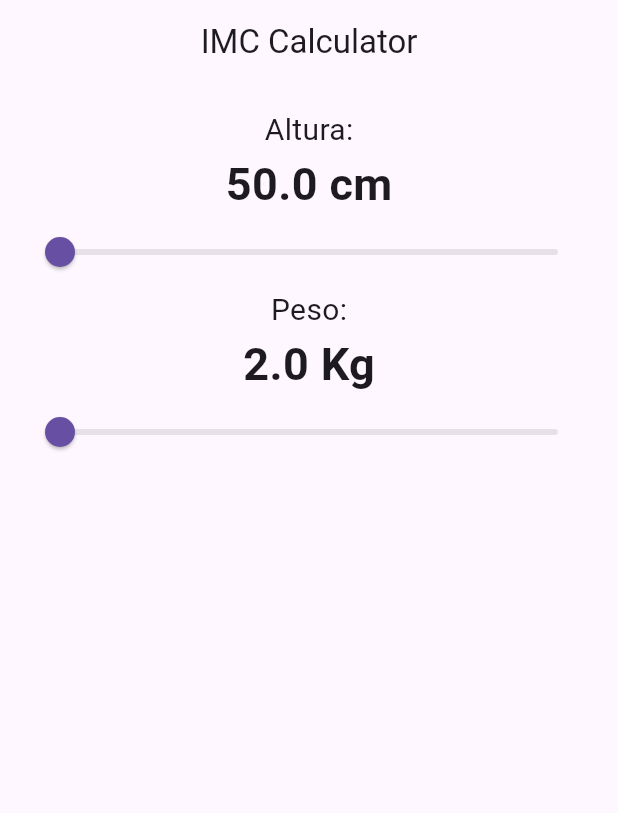
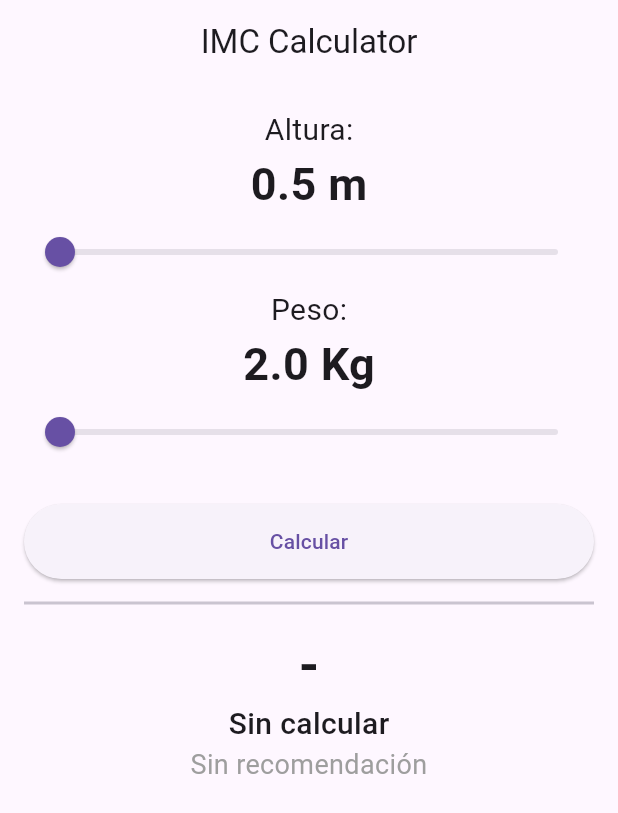
Before and after one commit to fr4nsgallegos/slider_app_g8, a Flutter app: the screen it shows after launch, on a phone screen of 412 x 824 dp. Shown: the top 813 px of the screen. Run offline on Flutter 3.47's test engine with Material 3 defaults, Android fonts, the phone set to English and light mode, and no system bars.

Commit message:
show info from result

```diff
--- /dev/null
+++ b/lib/models/imc_model.dart
@@ -0,0 +1,23 @@
+class ImcModel {
+  String titulo;
+  String recomendacion;
+  String pathImage;
+  ImcModel(this.titulo, this.recomendacion, this.pathImage);
+}
+
+List<ImcModel> indiceList = [
+  ImcModel(
+      "Bajo peso",
+      "Se debe consumir alimentos que contengan los nutrientes necesarios",
+      "pathImage"),
+  ImcModel(
+      "Normal", "Su IMC es normal, matenga una dieta balanceada", "pathImage"),
+  ImcModel(
+      "Sobrepeso",
+      "Debe salior a correr 1 o 2 veces a la semana, tomar bastante agua.",
+      "pathImage"),
+  ImcModel(
+      "Obesidad",
+      "Realizar una dieta balanceada, hacer ejercicio 3 o 5 veces a la semana",
+      "pathImage"),
+];
--- a/lib/pages/imc_calulator_page.dart
+++ b/lib/pages/imc_calulator_page.dart
@@ -1,4 +1,5 @@
 import 'package:flutter/material.dart';
+import 'package:slider_example_g8/models/imc_model.dart';
 
 class ImcCalculatorPage extends StatefulWidget {
   @override
@@ -7,11 +8,31 @@ class ImcCalculatorPage extends StatefulWidget {
 
 class _ImcCalculatorPageState extends State<ImcCalculatorPage> {
   double peso = 2;
-  double altura = 50;
+  double altura = 0.5;
+  double imcResult = 0;
+  ImcModel? selectedImcModel;
 
   double roundedOneDecimal(double number) {
     String stringNumber = number.toStringAsFixed(1);
     return double.parse(stringNumber);
+  }
+
+  void seleccionarImcModel() {
+    if (imcResult > 0 && imcResult < 18.5) {
+      selectedImcModel = indiceList[0];
+    } else if (imcResult >= 18.5 && imcResult <= 24.9) {
+      selectedImcModel = indiceList[1];
+    } else if (imcResult >= 25 && imcResult <= 29.9) {
+      selectedImcModel = indiceList[2];
+    } else {
+      selectedImcModel = indiceList[3];
+    }
+  }
+
+  void calcularIMC() {
+    imcResult = roundedOneDecimal(peso / (altura * altura));
+    seleccionarImcModel();
+    print(imcResult);
   }
 
   @override
@@ -30,7 +51,7 @@ class _ImcCalculatorPageState extends State<ImcCalculatorPage> {
               style: TextStyle(fontSize: 20),
             ),
             Text(
-              "$altura cm",
+              "$altura m",
               style: TextStyle(
                 fontSize: 30,
                 fontWeight: FontWeight.bold,
@@ -38,8 +59,8 @@ class _ImcCalculatorPageState extends State<ImcCalculatorPage> {
             ),
             Slider(
               value: altura,
-              min: 50,
-              max: 220,
+              min: 0.5,
+              max: 2.2,
               onChanged: (value) {
                 altura = roundedOneDecimal(value);
                 setState(() {});
@@ -64,6 +85,40 @@ class _ImcCalculatorPageState extends State<ImcCalculatorPage> {
                 peso = roundedOneDecimal(value);
                 setState(() {});
               },
+            ),
+            SizedBox(
+              height: 24,
+            ),
+            Container(
+              width: MediaQuery.of(context).size.width,
+              height: 50,
+              child: ElevatedButton(
+                onPressed: () {
+                  calcularIMC();
+                  setState(() {});
+                },
+                child: Text("Calcular"),
+              ),
+            ),
+            Divider(height: 32, thickness: 2),
+            Text(
+              imcResult == 0 ? "-" : imcResult.toString(),
+              style: TextStyle(
+                fontSize: 35,
+                fontWeight: FontWeight.bold,
+              ),
+            ),
+            Text(
+              selectedImcModel?.titulo ?? "Sin calcular",
+              style: TextStyle(fontSize: 20, fontWeight: FontWeight.w500),
+            ),
+            Text(
+              selectedImcModel?.recomendacion ?? "Sin recomendación",
+              style: TextStyle(
+                fontSize: 18,
+                color: Colors.grey,
+              ),
+              textAlign: TextAlign.center,
             )
           ],
         ),
```
